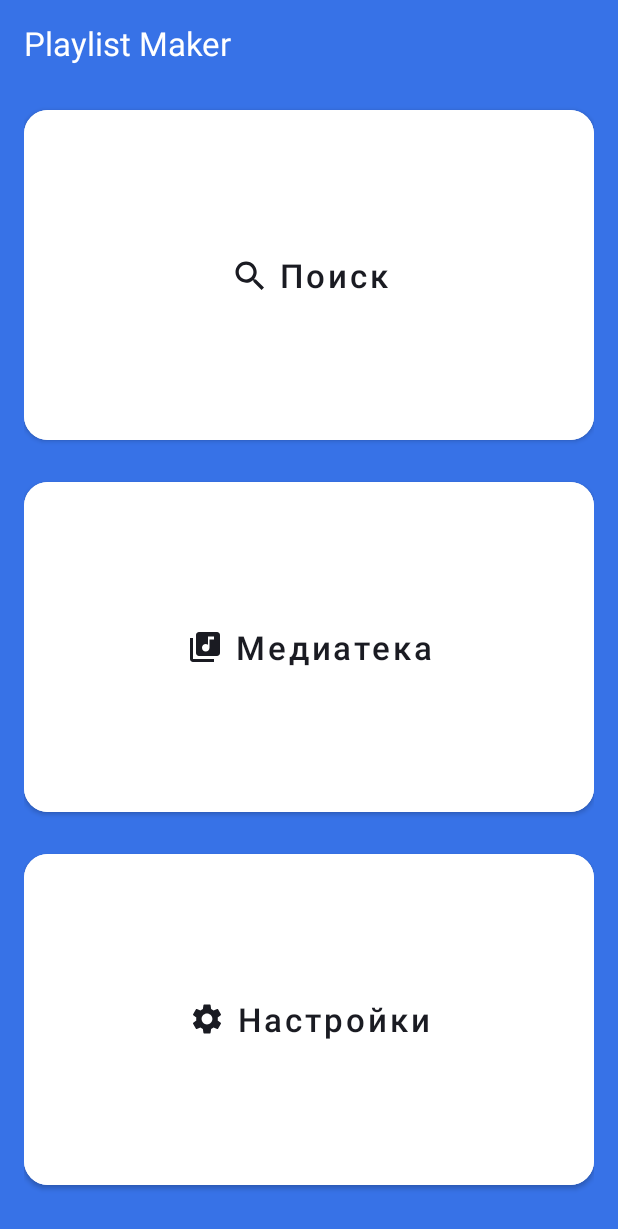
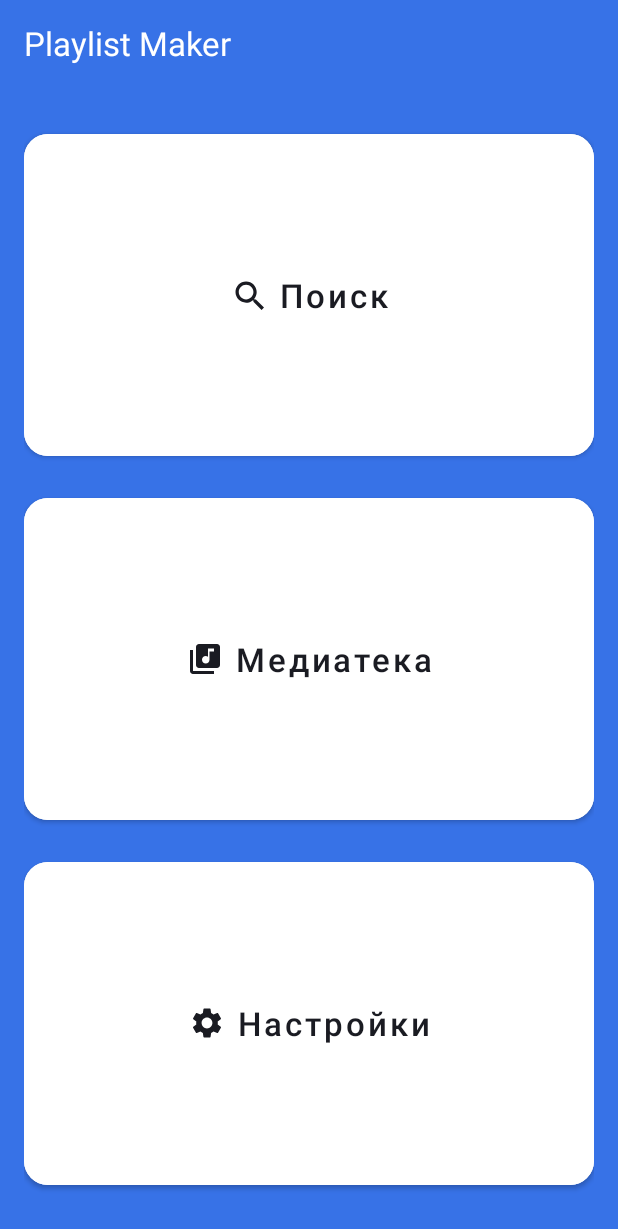
Before and after one commit to Muraakami/Playlist_Maker, an Android app: the screen it shows after launch (MainActivity), on a phone screen of 412 x 824 dp. Shown: the top 1229 px of the screen. Run offline under Robolectric (Android 15) with nearby library versions, the phone set to English and light mode, and no system bars.

Commit message:
Исправлены невыполненные требования к работе

```diff
--- a/app/src/main/java/com/example/playlistmaker/MainActivity.kt
+++ b/app/src/main/java/com/example/playlistmaker/MainActivity.kt
@@ -4,6 +4,7 @@ import android.content.Intent
 import android.os.Bundle
 import android.view.View
 import android.widget.Button
+import androidx.activity.enableEdgeToEdge
 import androidx.appcompat.app.AppCompatActivity
 
 
--- a/app/src/main/res/layout/activity_main.xml
+++ b/app/src/main/res/layout/activity_main.xml
@@ -22,7 +22,7 @@
         android:layout_width="match_parent"
         android:layout_height="match_parent"
         android:orientation="vertical"
-        android:layout_marginTop="24dp"
+        android:layout_marginTop="40dp"
         android:layout_marginBottom="28dp">
         <Button
             android:id="@+id/main_search"
```
Also changed, not shown: app/src/main/res/layout/activity_library.xml (+0 -7 lines), app/src/main/res/layout/activity_search.xml (+0 -7 lines), app/src/main/ic_arrow_forfard-playstore.png (deleted).
